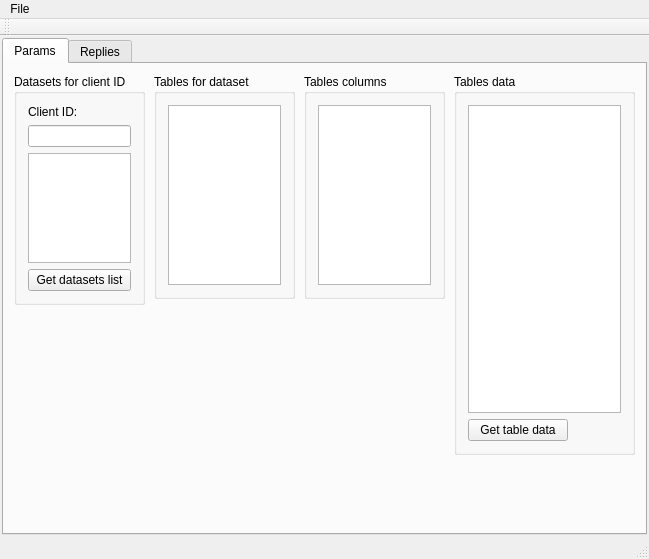
Qt form mainwindow.ui (shonlove/qt-google-bigquery) before a commit.
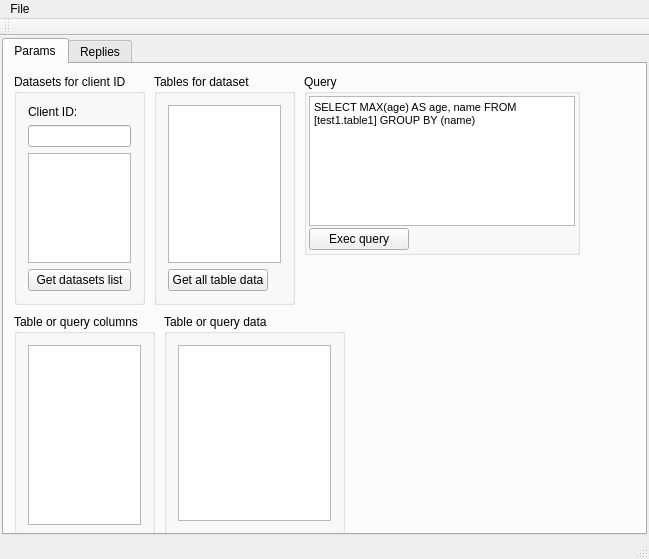
The same form after that commit.

Commit message: Added: 1. Get tables data 2. Run query and show received  data

Diff of the .ui file:
```diff
--- a/mainwindow.ui
+++ b/mainwindow.ui
@@ -71,7 +71,7 @@
           <x>150</x>
           <y>10</y>
           <width>141</width>
-          <height>225</height>
+          <height>231</height>
          </rect>
         </property>
         <property name="title">
@@ -81,19 +81,32 @@
          <item>
           <widget class="QListWidget" name="lwTablesList"/>
          </item>
+         <item>
+          <widget class="QPushButton" name="pbGetTableData">
+           <property name="maximumSize">
+            <size>
+             <width>100</width>
+             <height>16777215</height>
+            </size>
+           </property>
+           <property name="text">
+            <string>Get all table data</string>
+           </property>
+          </widget>
+         </item>
         </layout>
        </widget>
        <widget class="QGroupBox" name="groupBox_3">
         <property name="geometry">
          <rect>
-          <x>300</x>
-          <y>10</y>
+          <x>10</x>
+          <y>250</y>
           <width>141</width>
           <height>225</height>
          </rect>
         </property>
         <property name="title">
-         <string>Tables columns</string>
+         <string>Table or query columns</string>
         </property>
         <layout class="QVBoxLayout" name="verticalLayout_3">
          <item>
@@ -104,21 +117,53 @@
        <widget class="QGroupBox" name="groupBox_4">
         <property name="geometry">
          <rect>
-          <x>450</x>
-          <y>10</y>
+          <x>160</x>
+          <y>250</y>
           <width>181</width>
-          <height>381</height>
+          <height>221</height>
          </rect>
         </property>
         <property name="title">
-         <string>Tables data</string>
+         <string>Table or query data</string>
         </property>
         <layout class="QVBoxLayout" name="verticalLayout_4">
          <item>
           <widget class="QListWidget" name="lwData"/>
          </item>
-         <item>
-          <widget class="QPushButton" name="pbGetTableData">
+        </layout>
+       </widget>
+       <widget class="QGroupBox" name="groupBox_5">
+        <property name="geometry">
+         <rect>
+          <x>300</x>
+          <y>10</y>
+          <width>276</width>
+          <height>181</height>
+         </rect>
+        </property>
+        <property name="title">
+         <string>Query</string>
+        </property>
+        <layout class="QGridLayout" name="gridLayout_3">
+         <property name="margin">
+          <number>2</number>
+         </property>
+         <property name="spacing">
+          <number>2</number>
+         </property>
+         <item row="0" column="0">
+          <widget class="QTextEdit" name="teExecQuery">
+           <property name="html">
+            <string>&lt;!DOCTYPE HTML PUBLIC &quot;-//W3C//DTD HTML 4.0//EN&quot; &quot;http://www.w3.org/TR/REC-html40/strict.dtd&quot;&gt;
+&lt;html&gt;&lt;head&gt;&lt;meta name=&quot;qrichtext&quot; content=&quot;1&quot; /&gt;&lt;style type=&quot;text/css&quot;&gt;
+p, li { white-space: pre-wrap; }
+&lt;/style&gt;&lt;/head&gt;&lt;body style=&quot; font-family:'MS Shell Dlg 2'; font-size:8.25pt; font-weight:400; font-style:normal;&quot;&gt;
+&lt;p style=&quot; margin-top:0px; margin-bottom:0px; margin-left:0px; margin-right:0px; -qt-block-indent:0; text-indent:0px;&quot;&gt;&lt;span style=&quot; font-size:8pt;&quot;&gt;SELECT MAX(age) AS age, name FROM [test1.table1] GROUP BY (name)&lt;/span&gt;&lt;/p&gt;&lt;/body&gt;&lt;/html&gt;</string>
+           </property>
+          </widget>
+         </item>
+         <item row="1" column="0">
+          <widget class="QPushButton" name="pbExecQuery">
            <property name="maximumSize">
             <size>
              <width>100</width>
@@ -126,7 +171,7 @@
             </size>
            </property>
            <property name="text">
-            <string>Get table data</string>
+            <string>Exec query</string>
            </property>
           </widget>
          </item>
```
The commit also changes 4 other files.
